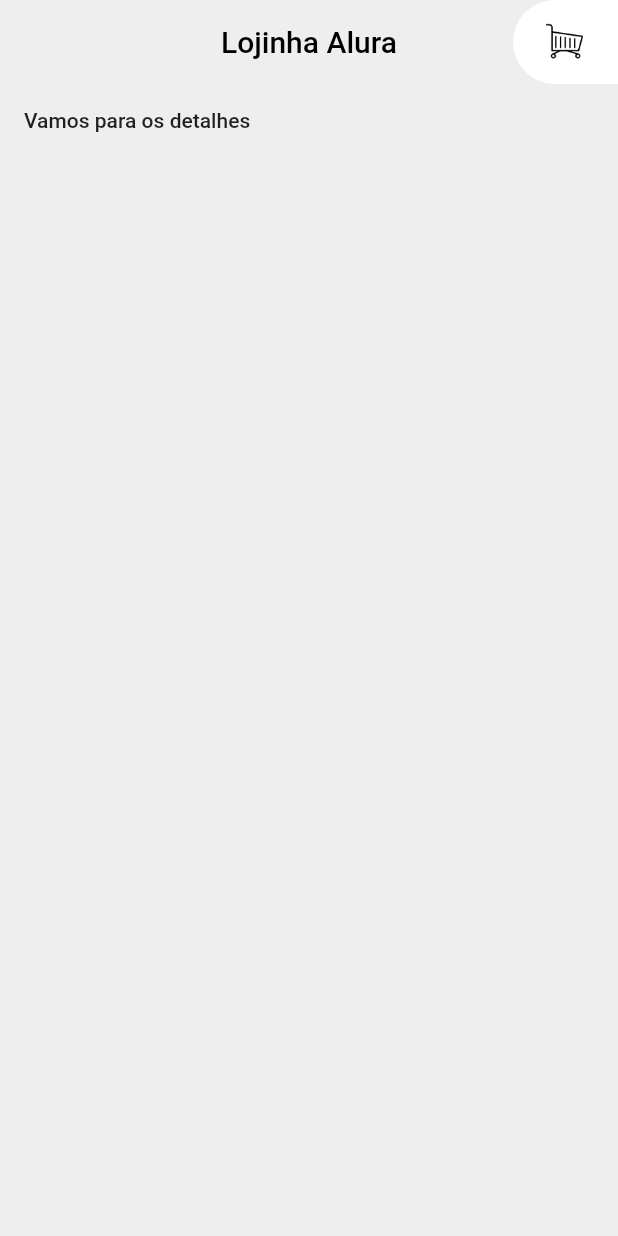
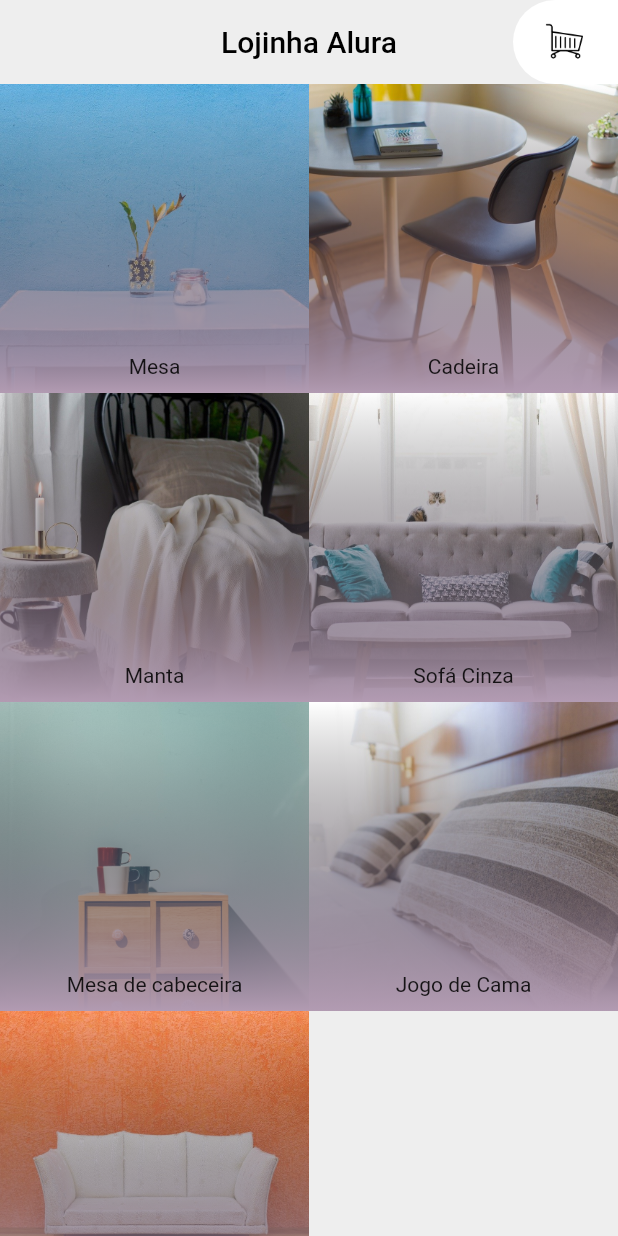
Before and after one commit to gabrieldarlan/layouts-em-flutter, a Flutter app: the screen it shows after launch, on a phone screen of 412 x 824 dp. Run offline on Flutter 3.47's test engine with Material 2 defaults, Android fonts, the phone set to English and light mode, and no system bars.

Commit message:
capitulo 03 completo

```diff
--- a/lib/main.dart
+++ b/lib/main.dart
@@ -1,7 +1,7 @@
 import 'package:flutter/material.dart';
 import 'package:lojinha_alura/paginas/carrinho.dart';
-import 'package:lojinha_alura/paginas/detalhes.dart';
 import 'package:lojinha_alura/widgets/appbar_customizada.dart';
+import 'package:lojinha_alura/widgets/grid_produtos.dart';
 
 void main() {
   runApp(MyApp());
@@ -87,16 +87,8 @@ class Inicio extends StatelessWidget {
         titulo: 'Lojinha Alura',
         ehPaginaCarrinho: false,
       ),
-      body: FlatButton(
-        child: Text('Vamos para os detalhes'),
-        onPressed: () {
-          Navigator.push(
-            context,
-            MaterialPageRoute(
-              builder: (context) => Detalhes(),
-            ),
-          );
-        },
+      body: GridProdutos(
+        moveis: moveis,
       ),
     );
   }
--- /dev/null
+++ b/lib/modelo/movel.dart
@@ -0,0 +1,20 @@
+class Movel {
+  String titulo;
+  String foto;
+  String descricao;
+  int preco;
+
+  Movel({
+    this.titulo,
+    this.foto,
+    this.descricao,
+    this.preco,
+  });
+
+  Movel.fromJson(Map<String, dynamic> json) {
+    titulo = json['titulo'];
+    foto = json['foto'];
+    descricao = json['descricao'];
+    preco = json['preco'];
+  }
+}
--- a/lib/paginas/carrinho.dart
+++ b/lib/paginas/carrinho.dart
@@ -7,7 +7,7 @@ class Carrinho extends StatelessWidget {
     return Scaffold(
       backgroundColor: Colors.grey[200],
       appBar: AppBarCustomizada(titulo: 'Carrinho',ehPaginaCarrinho: true,),
-      body: Text('Estamos no carrinho, hummm que gostoso'),
+      body: Text('Estamos no carrinho'),
     );
   }
 }
--- /dev/null
+++ b/lib/widgets/degrade_elemento_grid_produtos.dart
@@ -0,0 +1,20 @@
+import 'package:flutter/cupertino.dart';
+import 'package:flutter/material.dart';
+
+class DegradeElementoGridProdutos extends StatelessWidget {
+  @override
+  Widget build(BuildContext context) {
+    return Container(
+      decoration: BoxDecoration(
+        gradient: LinearGradient(
+          begin: Alignment.topCenter,
+          end: Alignment.bottomCenter,
+          colors: [
+            Colors.transparent,
+            Color.fromRGBO(178, 155, 178, 1),
+          ],
+        ),
+      ),
+    );
+  }
+}
--- /dev/null
+++ b/lib/widgets/elemento_grid_produtos.dart
@@ -0,0 +1,27 @@
+import 'package:flutter/material.dart';
+import 'package:lojinha_alura/modelo/movel.dart';
+import 'package:lojinha_alura/widgets/degrade_elemento_grid_produtos.dart';
+import 'package:lojinha_alura/widgets/imagem_elemento_grid_produtos.dart';
+import 'package:lojinha_alura/widgets/titulo_elemento_grid_produtos.dart';
+
+class ElementoGridProdutos extends StatelessWidget {
+  final Movel movel;
+
+  ElementoGridProdutos({this.movel});
+
+  @override
+  Widget build(BuildContext context) {
+    return Stack(
+      alignment: Alignment.center,
+      children: [
+        ImagemElementoGridProdutos(
+          imagem: movel.foto,
+        ),
+        DegradeElementoGridProdutos(),
+        TituloElementoGridProdutos(
+          titulo: movel.titulo,
+        )
+      ],
+    );
+  }
+}
--- /dev/null
+++ b/lib/widgets/grid_produtos.dart
@@ -0,0 +1,25 @@
+import 'package:flutter/material.dart';
+import 'package:lojinha_alura/modelo/movel.dart';
+import 'package:lojinha_alura/widgets/elemento_grid_produtos.dart';
+
+class GridProdutos extends StatelessWidget {
+  final moveis;
+
+  GridProdutos({this.moveis});
+
+  @override
+  Widget build(BuildContext context) {
+    return GridView.builder(
+      gridDelegate: SliverGridDelegateWithFixedCrossAxisCount(
+        crossAxisCount: 02,
+      ),
+      itemCount: moveis.length,
+      itemBuilder: (BuildContext context, indice) {
+        final movel = Movel.fromJson(moveis[indice]);
+        return ElementoGridProdutos(
+          movel: movel,
+        );
+      },
+    );
+  }
+}
--- /dev/null
+++ b/lib/widgets/imagem_elemento_grid_produtos.dart
@@ -0,0 +1,17 @@
+import 'package:flutter/material.dart';
+
+class ImagemElementoGridProdutos extends StatelessWidget {
+  final String imagem;
+
+  ImagemElementoGridProdutos({this.imagem});
+
+  @override
+  Widget build(BuildContext context) {
+    return Positioned.fill(
+      child: Image(
+        fit: BoxFit.cover,
+        image: AssetImage('utilidades/assets/imagens/$imagem'),
+      ),
+    );
+  }
+}
--- /dev/null
+++ b/lib/widgets/titulo_elemento_grid_produtos.dart
@@ -0,0 +1,15 @@
+import 'package:flutter/material.dart';
+
+class TituloElementoGridProdutos extends StatelessWidget {
+  final String titulo;
+
+  TituloElementoGridProdutos({this.titulo});
+
+  @override
+  Widget build(BuildContext context) {
+    return Positioned(
+      bottom: 10,
+      child: Text(titulo),
+    );
+  }
+}
--- a/pubspec.yaml
+++ b/pubspec.yaml
@@ -47,7 +47,7 @@ flutter:
   # To add assets to your application, add an assets section, like this:
   assets:
      - utilidades/assets/icones/carrinho.png
-
+     - utilidades/assets/imagens/
   # An image asset can refer to one or more resolution-specific "variants", see
   # https://flutter.dev/assets-and-images/#resolution-aware.
 
```
